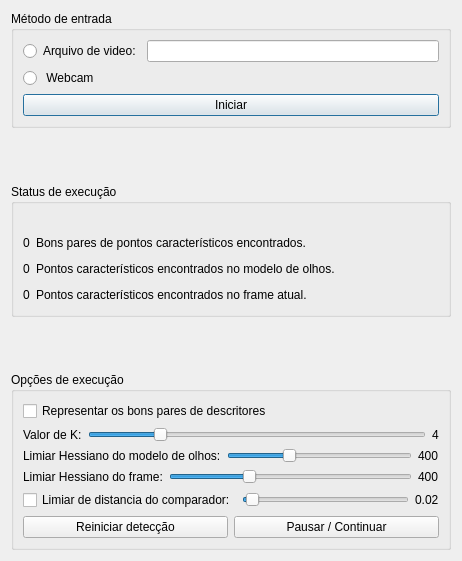
Before: the Qt Designer form dialog.ui in Boosting/eyeTracking_SURF_FLANN, drawn with Qt 5.
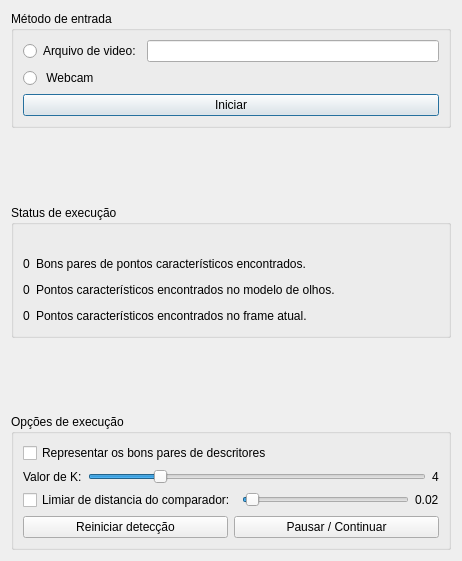
After: the same form once the commit is applied.

Patch:
```diff
--- a/dialog.ui
+++ b/dialog.ui
@@ -252,83 +252,6 @@
           </item>
          </layout>
         </item>
-        <item>
-         <layout class="QHBoxLayout" name="horizontalLayout_5">
-          <item>
-           <widget class="QLabel" name="label_hessianTresholdEyeTemplate">
-            <property name="text">
-             <string>Limiar Hessiano do modelo de olhos:</string>
-            </property>
-           </widget>
-          </item>
-          <item>
-           <widget class="QSlider" name="horizontalSlider_hessianTresholdEyeTemplate">
-            <property name="minimum">
-             <number>20</number>
-            </property>
-            <property name="maximum">
-             <number>1200</number>
-            </property>
-            <property name="value">
-             <number>400</number>
-            </property>
-            <property name="orientation">
-             <enum>Qt::Horizontal</enum>
-            </property>
-            <property name="invertedAppearance">
-             <bool>false</bool>
-            </property>
-            <property name="invertedControls">
-             <bool>false</bool>
-            </property>
-            <property name="tickPosition">
-             <enum>QSlider::NoTicks</enum>
-            </property>
-           </widget>
-          </item>
-          <item>
-           <widget class="QLabel" name="label_hessianTresholdEyeTemplate_value">
-            <property name="text">
-             <string>400</string>
-            </property>
-           </widget>
-          </item>
-         </layout>
-        </item>
-        <item>
-         <layout class="QHBoxLayout" name="horizontalLayout_4">
-          <item>
-           <widget class="QLabel" name="label_hessianTresholdFrame">
-            <property name="text">
-             <string>Limiar Hessiano do frame:</string>
-            </property>
-           </widget>
-          </item>
-          <item>
-           <widget class="QSlider" name="horizontalSlider_hessianTresholdFrame">
-            <property name="minimum">
-             <number>20</number>
-            </property>
-            <property name="maximum">
-             <number>1200</number>
-            </property>
-            <property name="value">
-             <number>400</number>
-            </property>
-            <property name="orientation">
-             <enum>Qt::Horizontal</enum>
-            </property>
-           </widget>
-          </item>
-          <item>
-           <widget class="QLabel" name="label_hessianTresholdFrame_value">
-            <property name="text">
-             <string>400</string>
-            </property>
-           </widget>
-          </item>
-         </layout>
-        </item>
         <item>
          <layout class="QHBoxLayout" name="horizontalLayout_6">
           <item>
```
